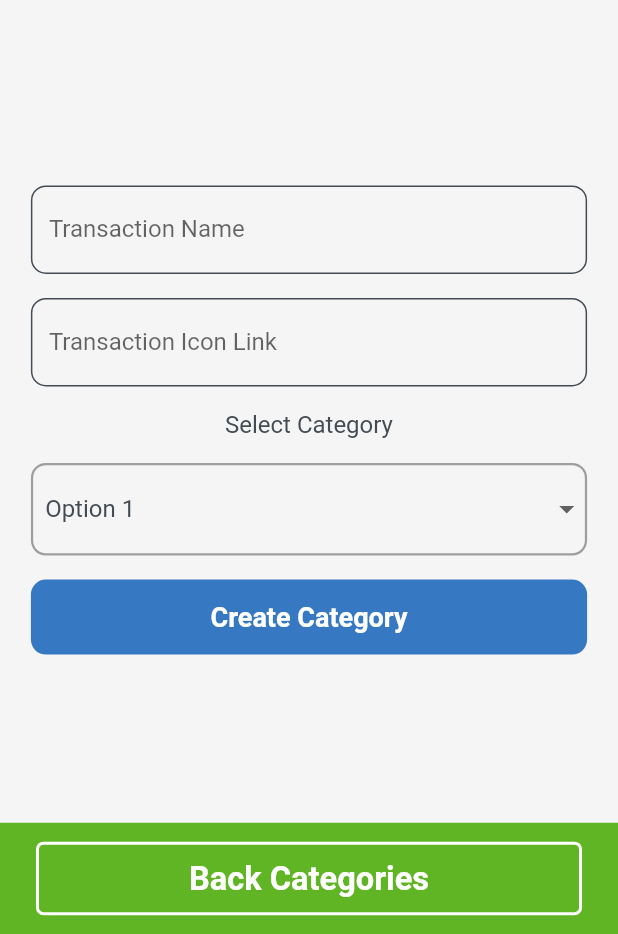
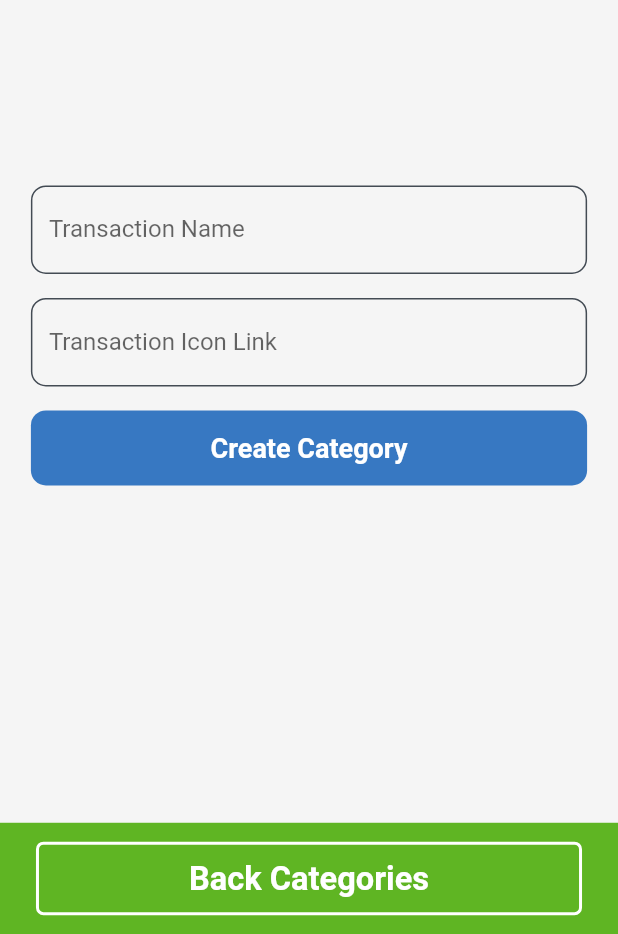
Before and after one commit to kennedyowusu/budget_app_flutter, a Flutter app: the NewFormView screen opened directly, on a phone screen of 412 x 824 dp, the part 302-1236 px from its top. Run offline on Flutter 3.47's test engine with Material 2 defaults, Android fonts, the phone set to English and light mode, and no system bars; our stand-ins replace connectivity, fluttertoast, get, get_storage; accounts and stored records are empty.

Commit message:
dynamically display the dropdown list

```diff
--- a/lib/widgets/new_form_view.dart
+++ b/lib/widgets/new_form_view.dart
@@ -1,4 +1,5 @@
 import 'package:budget_app_flutter/constants/colors.dart';
+import 'package:budget_app_flutter/controller/transaction_controller.dart';
 import 'package:budget_app_flutter/helper/calculate_responsiveness.dart';
 import 'package:budget_app_flutter/widgets/custom_appbar.dart';
 import 'package:budget_app_flutter/widgets/custom_button.dart';
@@ -8,6 +9,7 @@ import 'package:budget_app_flutter/widgets/custom_text_field.dart';
 import 'package:budget_app_flutter/widgets/custom_widget.dart';
 import 'package:budget_app_flutter/widgets/list_of_categories.dart';
 import 'package:flutter/material.dart';
+import 'package:get/get.dart';
 
 class NewFormView extends StatelessWidget {
   final String title;
@@ -16,7 +18,7 @@ class NewFormView extends StatelessWidget {
   final String backText;
   final VoidCallback onBack;
 
-  const NewFormView({
+  NewFormView({
     super.key,
     required this.title,
     required this.buttonText,
@@ -24,6 +26,9 @@ class NewFormView extends StatelessWidget {
     required this.backText,
     required this.onBack,
   });
+
+  final TransactionController transactionController =
+      Get.put(TransactionController());
 
   @override
   Widget build(BuildContext context) {
@@ -33,6 +38,9 @@ class NewFormView extends StatelessWidget {
           fontSize: responsiveValues['titleFontSize']! - 3.0,
           fontWeight: FontWeight.bold,
         );
+
+    String currentRoute = Get.currentRoute;
+    debugPrint("Current route is $currentRoute");
 
     return Scaffold(
       backgroundColor: backgroundColor,
@@ -68,15 +76,20 @@ class NewFormView extends StatelessWidget {
                     CustomTextField(
                       labelText: 'Transaction Icon Link',
                     ),
+                    Obx(() {
+                      if (transactionController.currentRoute.value ==
+                          '/new-transaction') {
+                        return Column(
+                          children: [
                             SizedBox(height: 16.0),
                             Text(
-                      textAlign: TextAlign.start,
                               'Select Category',
                               style: bodyStyle,
                             ),
                             SizedBox(height: 16.0),
                             Container(
-                      height: responsiveValues['verticalSpacing']! * 2.5,
+                              height:
+                                  responsiveValues['verticalSpacing']! * 2.5,
                               width: double.infinity,
                               decoration: BoxDecoration(
                                 color: backgroundColor,
@@ -92,9 +105,13 @@ class NewFormView extends StatelessWidget {
                                 child: CategoryListWidget(),
                               ),
                             ),
-                    SizedBox(
-                      height: 16.0,
-                    ),
+                          ],
+                        );
+                      } else {
+                        return SizedBox.shrink();
+                      }
+                    }),
+                    SizedBox(height: 16.0),
                     CustomButton(
                       text: buttonText,
                       onPressed: onPressed,
```
Lines whose indentation alone changed are shown as unchanged.
